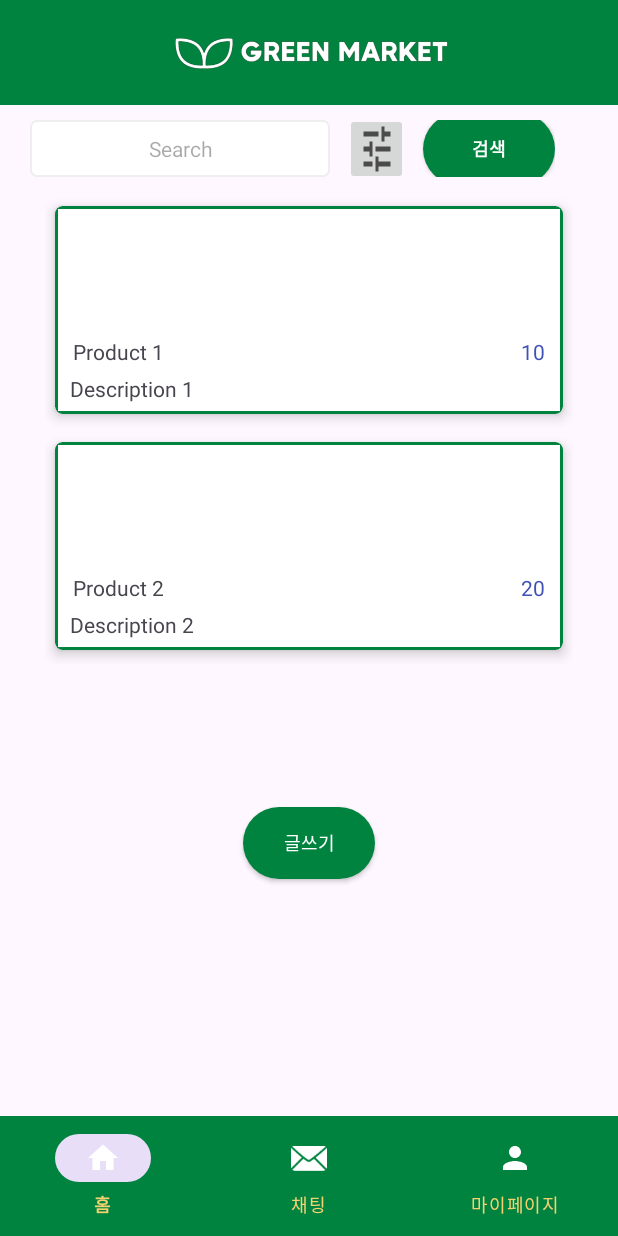
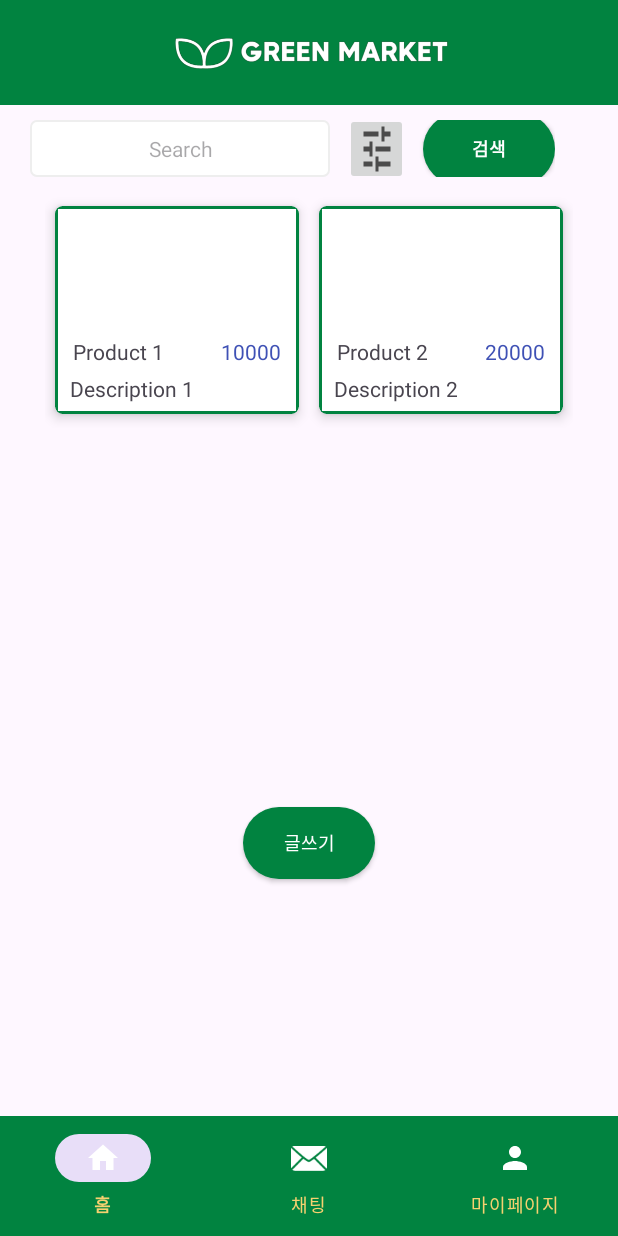
Before and after one commit to ssarisong/Green-Market, an Android app: the HomeActivity screen opened directly, with no data from a screen before it, on a phone screen of 412 x 824 dp. Run offline under Robolectric (Android 15) with nearby library versions, the phone set to English and light mode, and no system bars.

Commit message:
11/16(HomActivity)

```diff
--- a/app/src/main/java/kr/ac/hansung/greenmarket/ui/HomeActivity.kt
+++ b/app/src/main/java/kr/ac/hansung/greenmarket/ui/HomeActivity.kt
@@ -7,6 +7,7 @@ import android.widget.ImageButton
 import android.widget.Toast
 import androidx.appcompat.app.AlertDialog
 import androidx.appcompat.app.AppCompatActivity
+import androidx.recyclerview.widget.GridLayoutManager
 import androidx.recyclerview.widget.LinearLayoutManager
 import androidx.recyclerview.widget.RecyclerView
 import com.google.android.material.bottomnavigation.BottomNavigationView
@@ -20,8 +21,8 @@ class HomeActivity : AppCompatActivity() {
 
         // Sample data for testing
         val productList = listOf(
-            Product("Product 1", "$10", "Description 1", 10, 1),
-            Product("Product 2", "$20", "Description 2", 20, 2),
+            Product("Product 1", "img1", "Description 1", 10000, 1),
+            Product("Product 2", "img2", "Description 2", 20000, 2),
             // Add more products as needed
         )
 
@@ -31,7 +32,8 @@ class HomeActivity : AppCompatActivity() {
         val recyclerView = findViewById<RecyclerView>(R.id.recyclerView)
 
         // Set up the RecyclerView with the adapter
-        recyclerView.layoutManager = LinearLayoutManager(this)
+        val layoutManager = GridLayoutManager(this, 2) // 2는 한 줄에 표시할 아이템 수입니다.
+        recyclerView.layoutManager = layoutManager
         recyclerView.adapter = adapter
 
         val bottomNav = findViewById<BottomNavigationView>(R.id.bottom_menu)
--- a/app/src/main/res/layout/activity_home.xml
+++ b/app/src/main/res/layout/activity_home.xml
@@ -67,6 +67,8 @@
                 android:layout_marginEnd="10dp"
                 android:layout_marginRight="10dp"
                 android:layout_marginBottom="10dp"
+                app:spanCount="2"
+                app:layoutManager="androidx.recyclerview.widget.GridLayoutManager"
                 app:layout_constraintBottom_toBottomOf="parent"
                 app:layout_constraintEnd_toEndOf="parent"
                 app:layout_constraintStart_toStartOf="parent"
```
